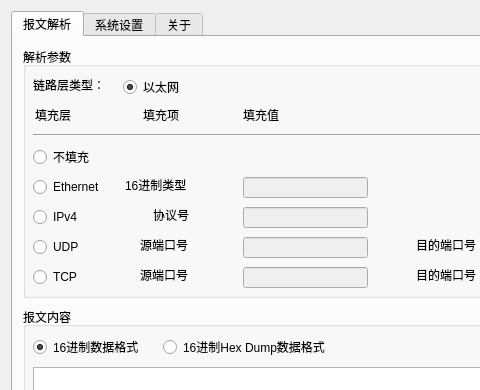
Old version of the form Text2Pcap/Resources/ui/text2pcapwidget.ui in the repository wangchong2023/Text2Pcap; both pictures show x 0 to 480 and y 0 to 390 of the 800 by 600 pixel window.
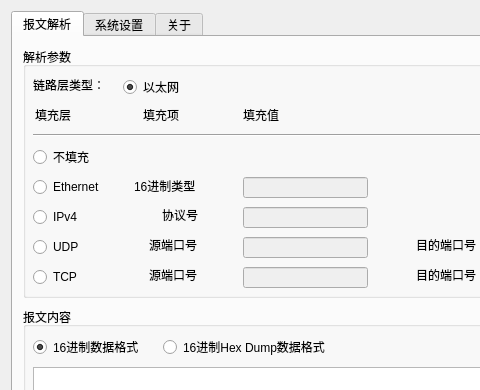
New version of the form. Icons and pictures are not drawn.

The edit to the form file:
```diff
--- a/Text2Pcap/Resources/ui/text2pcapwidget.ui
+++ b/Text2Pcap/Resources/ui/text2pcapwidget.ui
@@ -144,8 +144,8 @@
        <widget class="QLabel" name="label_Pad_Eth">
         <property name="geometry">
          <rect>
-          <x>102</x>
-          <y>130</y>
+          <x>111</x>
+          <y>131</y>
           <width>68</width>
           <height>16</height>
          </rect>
@@ -157,7 +157,7 @@
        <widget class="QLabel" name="label_UDP_Src_Port">
         <property name="geometry">
          <rect>
-          <x>117</x>
+          <x>126</x>
           <y>190</y>
           <width>53</width>
           <height>16</height>
@@ -279,9 +279,9 @@
        <widget class="QLabel" name="label_Proto_Num">
         <property name="geometry">
          <rect>
-          <x>130</x>
+          <x>139</x>
           <y>160</y>
-          <width>41</width>
+          <width>40</width>
           <height>16</height>
          </rect>
         </property>
@@ -385,7 +385,7 @@
        <widget class="QLabel" name="label_TCP_Src_Port">
         <property name="geometry">
          <rect>
-          <x>117</x>
+          <x>126</x>
           <y>220</y>
           <width>53</width>
           <height>16</height>
```
